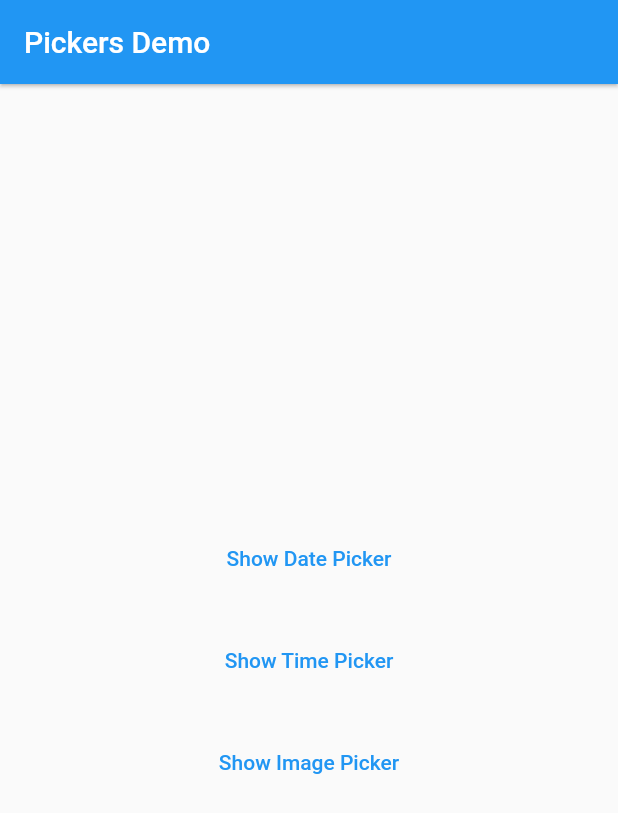
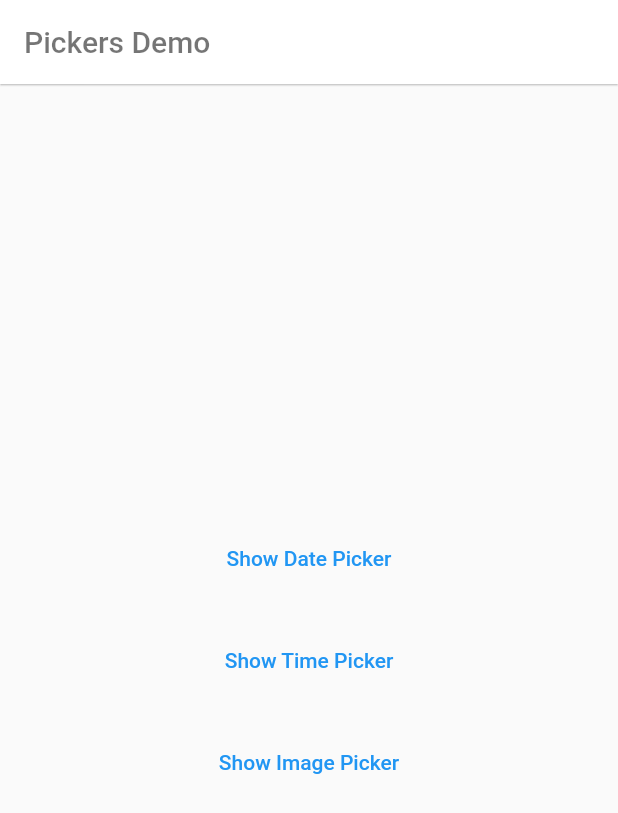
Before and after one commit to ashtav/pickers, a Flutter app: the screen it shows after launch, on a phone screen of 412 x 824 dp. Shown: the top 813 px of the screen. Run offline on Flutter 3.47's test engine with Material 2 defaults, Android fonts, the phone set to English and light mode, and no system bars; our stand-ins replace camera, flutter_tabler_icons, gallery_saver, google_fonts, permission_handler, transparent_image; missing offline and left inert: media_gallery, mixins.

```diff
--- a/example/lib/main.dart
+++ b/example/lib/main.dart
@@ -31,10 +31,16 @@ class MyHomePage extends StatefulWidget {
 class _MyHomePageState extends State<MyHomePage> {
   @override
   Widget build(BuildContext context) {
+    Mixins.statusBar();
+
     return Scaffold(
       appBar: AppBar(
-        elevation: 1,
-        title: Text(widget.title),
+        backgroundColor: Colors.white,
+        elevation: .5,
+        title: Text(
+          widget.title,
+          style: const TextStyle(color: Colors.black54),
+        ),
       ),
       body: Center(
         child: Column(
```
Also changed, not shown: 1 other file.
